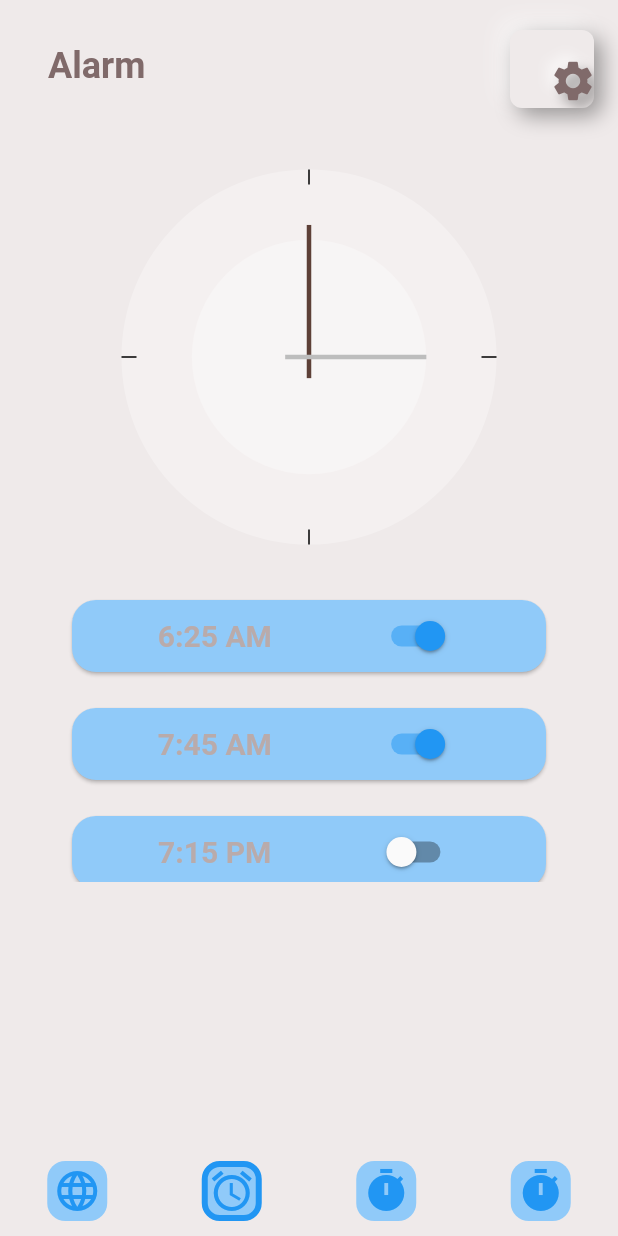
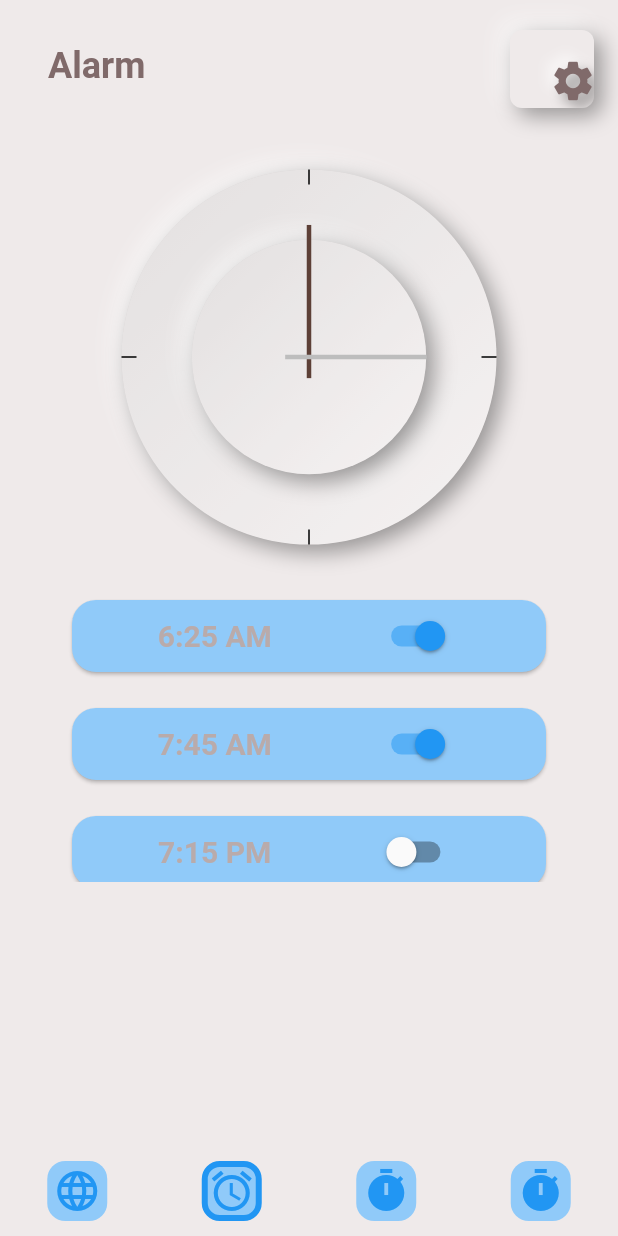
Before and after one commit to DiUS/mobile_sig-neu_clock, a Flutter app: the screen it shows after launch, on a phone screen of 412 x 824 dp. Run offline on Flutter 3.47's test engine with Material 2 defaults, Android fonts, the phone set to English and light mode, and no system bars; drawn by our look-alikes of flutter_neumorphic.

Commit message:
Added neumorphism to clock face

```diff
--- a/lib/presentation/widgets/clock.dart
+++ b/lib/presentation/widgets/clock.dart
@@ -1,4 +1,5 @@
 import 'package:flutter/material.dart';
+import 'package:flutter_neumorphic/flutter_neumorphic.dart';
 
 class Clock extends StatelessWidget {
   final double clockFaceSize;
@@ -26,12 +27,15 @@ class _FlatCircleClockFace extends StatelessWidget {
       height: size,
       width: size,
       child: Stack(
-
         children: [
           //outer circle
-          _ClockCircle(height: size,),
+          _ClockCircle(
+            height: size,
+          ),
           //inner circle
-          _ClockCircle(height: innercircleDiameter, ),
+          _ClockCircle(
+            height: innercircleDiameter,
+          ),
           // minute hand
           Align(
             alignment: Alignment(0.0, -0.5),
@@ -46,7 +50,7 @@ class _FlatCircleClockFace extends StatelessWidget {
             alignment: Alignment(0.4, 0.0),
             child: Container(
               height: 3,
-              width: innerCircleRadius + 16 ,
+              width: innerCircleRadius + 16,
               color: Colors.grey[400],
             ),
           ),
@@ -89,10 +93,16 @@ class _ClockCircle extends StatelessWidget {
   Widget build(BuildContext context) {
     return Align(
       alignment: Alignment.center,
-      child: Container(
-          height: height,
-          width: width ?? height,
-          decoration: BoxDecoration(shape: BoxShape.circle, color: color)),
+      child: Neumorphic(
+            style: NeumorphicStyle(
+              shape: NeumorphicShape.concave,
+              boxShape: NeumorphicBoxShape.circle()
+            ),
+              child: Container(
+            height: height,
+            width: width ?? height,
+            decoration: BoxDecoration(shape: BoxShape.circle, color: color)),
+      ),
     );
   }
 }
```
